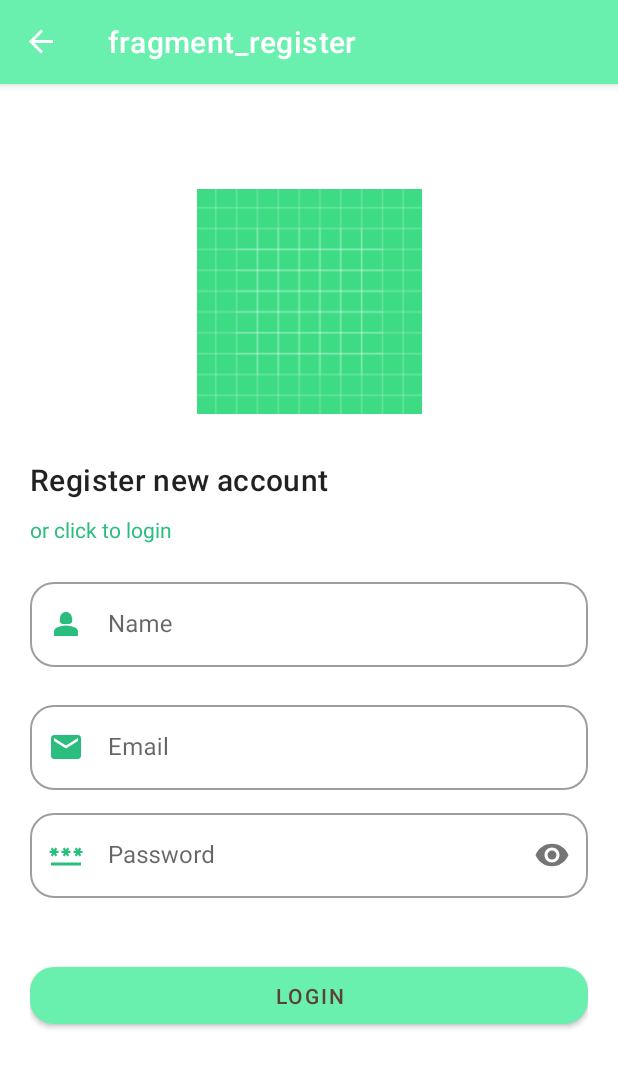
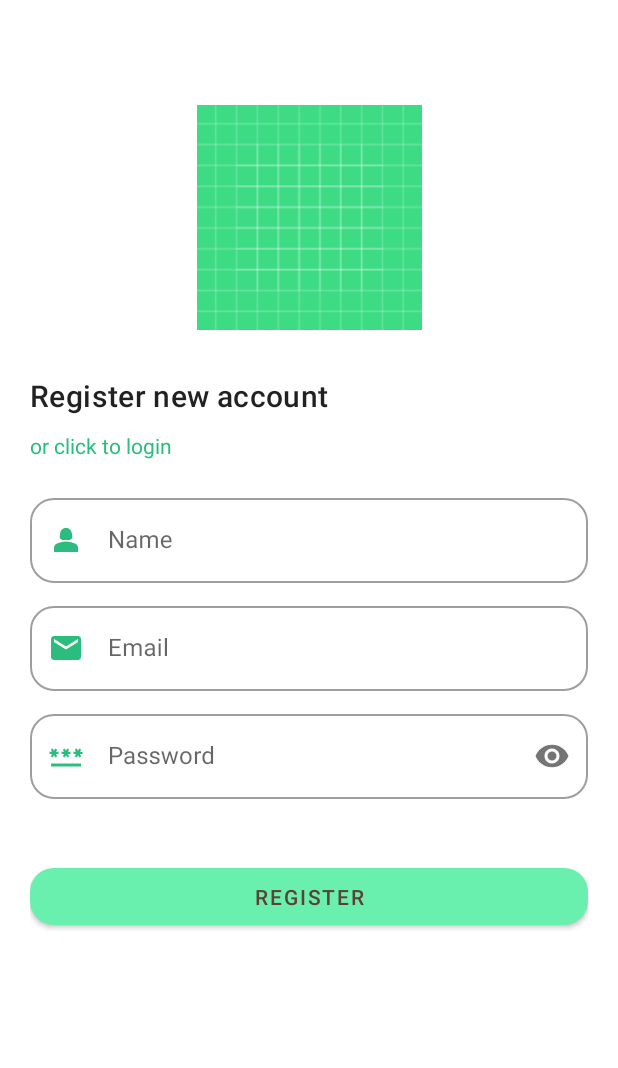
Before and after one commit to rahmadanu/story-app, an Android app: the RegisterFragment screen opened through its navigation route, on a phone screen of 412 x 824 dp. Shown: the top 1068 px of the screen. Run offline under Robolectric (Android 15) with nearby library versions, the phone set to English and light mode, and no system bars; our stand-ins replace navigation-ui.

Commit message:
Navigate between login and register, fix some views

```diff
--- a/app/src/main/java/com/dandev/storyapp/ui/auth/login/LoginFragment.kt
+++ b/app/src/main/java/com/dandev/storyapp/ui/auth/login/LoginFragment.kt
@@ -5,6 +5,7 @@ import androidx.fragment.app.Fragment
 import android.view.LayoutInflater
 import android.view.View
 import android.view.ViewGroup
+import androidx.navigation.fragment.findNavController
 import com.dandev.storyapp.R
 import com.dandev.storyapp.databinding.FragmentLoginBinding
 
@@ -22,6 +23,20 @@ class LoginFragment : Fragment() {
         return binding.root
     }
 
+    override fun onViewCreated(view: View, savedInstanceState: Bundle?) {
+        super.onViewCreated(view, savedInstanceState)
+
+        setOnClickListener()
+    }
+
+    private fun setOnClickListener() {
+        binding.apply {
+            tvLabelRegister.setOnClickListener {
+                findNavController().navigate(R.id.action_loginFragment_to_registerFragment)
+            }
+        }
+    }
+
     override fun onDestroyView() {
         super.onDestroyView()
         _binding = null
--- a/app/src/main/java/com/dandev/storyapp/ui/auth/register/RegisterFragment.kt
+++ b/app/src/main/java/com/dandev/storyapp/ui/auth/register/RegisterFragment.kt
@@ -5,15 +5,38 @@ import androidx.fragment.app.Fragment
 import android.view.LayoutInflater
 import android.view.View
 import android.view.ViewGroup
+import androidx.navigation.fragment.findNavController
 import com.dandev.storyapp.R
+import com.dandev.storyapp.databinding.FragmentRegisterBinding
 
 class RegisterFragment : Fragment() {
+
+    private var _binding: FragmentRegisterBinding? = null
+    private val binding get() = _binding!!
 
     override fun onCreateView(
         inflater: LayoutInflater, container: ViewGroup?,
         savedInstanceState: Bundle?
     ): View? {
         // Inflate the layout for this fragment
-        return inflater.inflate(R.layout.fragment_register, container, false)
+        _binding = FragmentRegisterBinding.inflate(inflater, container, false)
+        return binding.root
+    }
+
+    override fun onViewCreated(view: View, savedInstanceState: Bundle?) {
+        super.onViewCreated(view, savedInstanceState)
+
+        setOnClickListener()
+    }
+
+    private fun setOnClickListener() {
+        binding.apply {
+            tvLabelLogIn.setOnClickListener { findNavController().navigateUp() }
+        }
+    }
+
+    override fun onDestroyView() {
+        super.onDestroyView()
+        _binding = null
     }
 }
--- a/app/src/main/java/com/dandev/storyapp/ui/host/HostActivity.kt
+++ b/app/src/main/java/com/dandev/storyapp/ui/host/HostActivity.kt
@@ -18,6 +18,7 @@ class HostActivity : AppCompatActivity() {
         setContentView(binding.root)
 
         setUpNavController()
+        supportActionBar?.hide()
     }
 
     private fun setUpNavController() {
--- a/app/src/main/res/layout/fragment_login.xml
+++ b/app/src/main/res/layout/fragment_login.xml
@@ -31,16 +31,16 @@
 
     <TextView
         android:id="@+id/tv_label_register"
-        android:layout_width="0dp"
+        android:layout_width="wrap_content"
         android:layout_height="wrap_content"
         android:layout_marginTop="10dp"
         android:text="@string/label_or_click_to_register"
         android:textColor="@color/primaryDarkColor"
+        android:background="?attr/selectableItemBackground"
         android:clickable="true"
         android:focusable="true"
         app:layout_constraintStart_toStartOf="@id/tv_label_log_in"
-        app:layout_constraintTop_toBottomOf="@id/tv_label_log_in"
-        app:layout_constraintEnd_toEndOf="@id/tv_label_log_in" />
+        app:layout_constraintTop_toBottomOf="@id/tv_label_log_in"/>
 
     <com.google.android.material.textfield.TextInputLayout
         android:id="@+id/til_email"
--- a/app/src/main/res/layout/fragment_register.xml
+++ b/app/src/main/res/layout/fragment_register.xml
@@ -31,16 +31,16 @@
 
     <TextView
         android:id="@+id/tv_label_log_in"
-        android:layout_width="0dp"
+        android:layout_width="wrap_content"
         android:layout_height="wrap_content"
         android:layout_marginTop="10dp"
         android:text="@string/label_or_click_to_login"
         android:textColor="@color/primaryDarkColor"
+        android:background="?attr/selectableItemBackground"
         android:clickable="true"
         android:focusable="true"
         app:layout_constraintStart_toStartOf="@id/tv_label_register"
-        app:layout_constraintTop_toBottomOf="@id/tv_label_register"
-        app:layout_constraintEnd_toEndOf="@id/tv_label_register" />
+        app:layout_constraintTop_toBottomOf="@id/tv_label_register"/>
 
 
     <com.google.android.material.textfield.TextInputLayout
@@ -72,7 +72,7 @@
         style="@style/Widget.MaterialComponents.TextInputLayout.OutlinedBox"
         android:layout_width="match_parent"
         android:layout_height="wrap_content"
-        android:layout_marginTop="20dp"
+        android:layout_marginTop="10dp"
         app:boxCornerRadiusTopStart="16dp"
         app:boxCornerRadiusTopEnd="16dp"
         app:boxCornerRadiusBottomStart="16dp"
@@ -118,11 +118,11 @@
     </com.google.android.material.textfield.TextInputLayout>
 
     <com.google.android.material.button.MaterialButton
-        android:id="@+id/btn_sign_in"
+        android:id="@+id/btn_register"
         android:layout_width="match_parent"
         android:layout_height="50dp"
         android:layout_marginTop="40dp"
-        android:text="@string/label_login"
+        android:text="@string/label_register"
         app:cornerRadius="16dp"
         app:layout_constraintStart_toStartOf="parent"
         app:layout_constraintTop_toBottomOf="@id/til_password"
--- a/app/src/main/res/values/strings.xml
+++ b/app/src/main/res/values/strings.xml
@@ -4,7 +4,7 @@
     <string name="hello_blank_fragment">Hello blank fragment</string>
     <string name="desc_app_logo">App logo</string>
     <string name="label_or_click_to_register">or click to register</string>
-    <string name="label_let_s_login_first">Let\'s Login first</string>
+    <string name="label_let_s_login_first">Let\'s login first</string>
     <string name="hint_email">Email</string>
     <string name="hint_password">Password</string>
     <string name="hint_name">Name</string>
@@ -13,4 +13,5 @@
     <string name="error_email_format_invalid">Email format is invalid</string>
     <string name="label_register_new_account">Register new account</string>
     <string name="label_or_click_to_login">or click to login</string>
+    <string name="label_register">Register</string>
 </resources>
```
